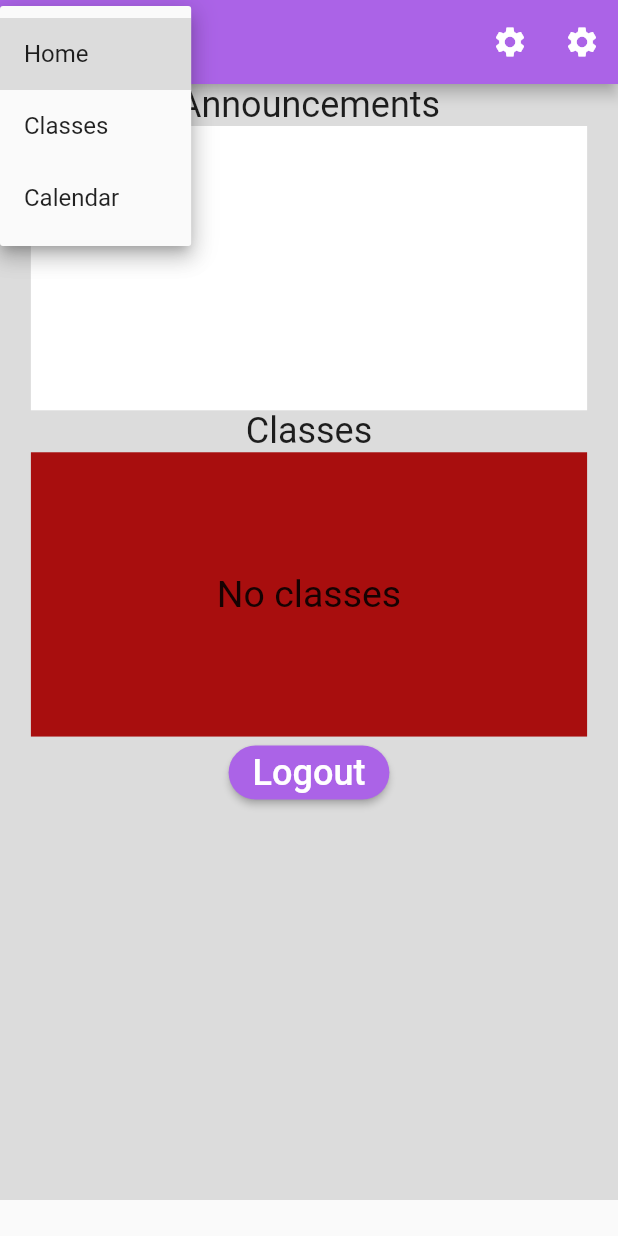
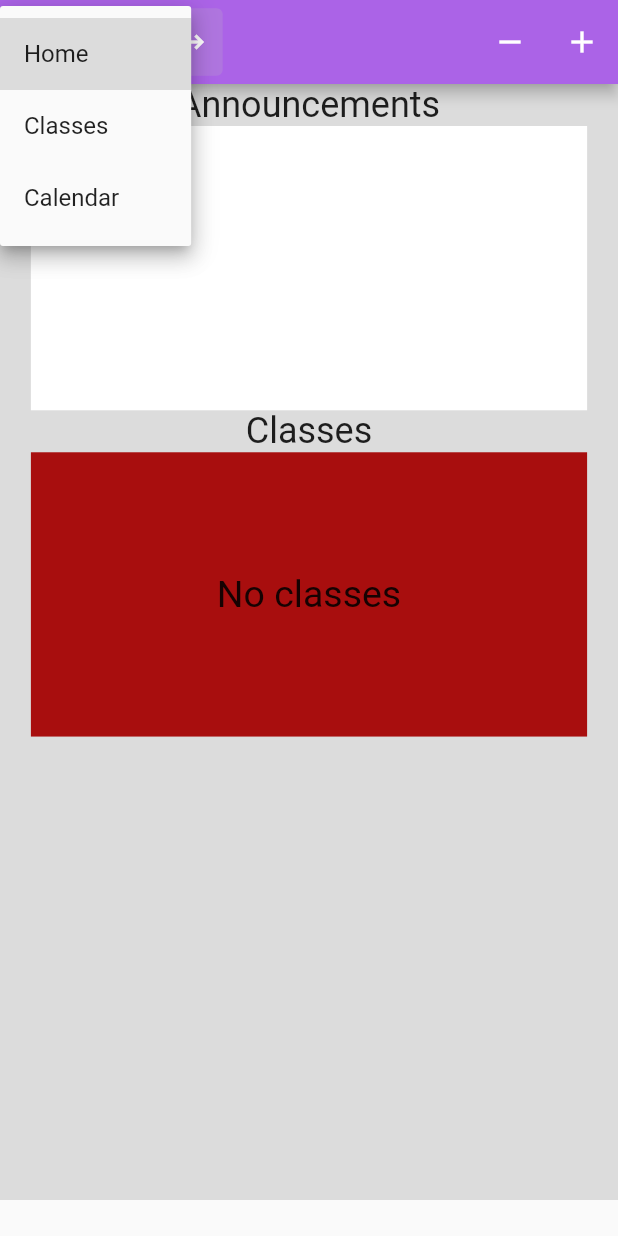
Before and after one commit to EarthLight72100/Jeson-Repository, a Flutter app: the screen it shows once a user with an empty profile is signed in, after a tap on "Home", on a phone screen of 412 x 824 dp. Run offline on Flutter 3.47's test engine with Material 2 defaults, Android fonts, the phone set to English and light mode, and no system bars; our stand-ins replace firebase_auth, firebase_core, firebase_database, font_awesome_flutter, table_calendar; accounts and stored records are empty.

Commit message:
Work For Class Today

```diff
--- a/jeson-new-app-main/lib/checker.dart
+++ b/jeson-new-app-main/lib/checker.dart
@@ -1,5 +1,7 @@
 import 'package:flutter/material.dart';
 import 'authentication.dart';
+import 'loading.dart';
+import 'size_config.dart';
 import 'login.dart';
 import 'home.dart';
 
@@ -8,12 +10,13 @@ class Checker extends StatelessWidget {
 
   @override
   Widget build(BuildContext context) {
+    SizeConfig().init(context);
     return StreamBuilder(
         stream: AuthenticationHelper().userstream,
         builder: (context, snapshot) {
           if (snapshot.connectionState == ConnectionState.waiting) {
             // loading state
-            return const Text("Loading");
+            return const LoadingScreen();
           }
           if (snapshot.hasError) {
             return Text(snapshot.error.toString());
--- a/jeson-new-app-main/lib/home.dart
+++ b/jeson-new-app-main/lib/home.dart
@@ -1,5 +1,6 @@
 import 'package:flutter/material.dart';
 import 'package:jeson_flutter_app/authentication.dart';
+import 'package:font_awesome_flutter/font_awesome_flutter.dart';
 import 'classes.dart';
 import 'calendar.dart';
 import 'database.dart';
@@ -41,7 +42,8 @@ class _RandomWordsState extends State<RandomWords> {
 
     return Scaffold(
       appBar: AppBar(
-        title: DropdownButton<String>(
+        title: Row(children: [
+          DropdownButton<String>(
             value: "Home",
             items: <DropdownMenuItem<String>>[
               DropdownMenuItem(
@@ -49,7 +51,8 @@ class _RandomWordsState extends State<RandomWords> {
                 value: 'Home',
               ),
               DropdownMenuItem(child: const Text('Classes'), value: 'Classes'),
-            DropdownMenuItem(child: const Text('Calendar'), value: 'Calendar'),
+              DropdownMenuItem(
+                  child: const Text('Calendar'), value: 'Calendar'),
             ],
             onChanged: (String? value) {
               setState(() => _value = value!);
@@ -69,12 +72,28 @@ class _RandomWordsState extends State<RandomWords> {
               }
             },
           ),
+          SizedBox(
+            height: 45,
+            width: 45,
+            child: TextButton(
+                onPressed: () {
+                  AuthenticationHelper().signOut();
+                  Navigator.of(context)
+                      .pushNamedAndRemoveUntil('/', (route) => false);
+                },
+                style: ElevatedButton.styleFrom(
+                    backgroundColor: Color.fromARGB(51, 189, 189, 189)),
+                child: const Icon(Icons.logout, color: Colors.white)),
+          )
+        ]),
         actions: [
           IconButton(
-              onPressed: () {},
-              icon: Icon(Icons.settings, color: Colors.white)),
+              onPressed: () {}, icon: Icon(Icons.remove, color: Colors.white)),
           IconButton(
-              onPressed: () {}, icon: Icon(Icons.settings, color: Colors.white))
+              onPressed: () {
+                Navigator.pushNamed(context, '/addcourse');
+              },
+              icon: Icon(Icons.add, color: Colors.white))
         ],
       ),
       body: SingleChildScrollView(
@@ -148,22 +167,6 @@ class _RandomWordsState extends State<RandomWords> {
                                 style: TextStyle(fontSize: 25),
                               ),
                             )),
-                  ElevatedButton(
-                    onPressed: () {
-                      AuthenticationHelper().signOut();
-                      Navigator.of(context)
-                          .pushNamedAndRemoveUntil('/', (route) => false);
-                    },
-                    style: ElevatedButton.styleFrom(
-                        backgroundColor: Color(0xFFAB63E7),
-                        shape: RoundedRectangleBorder(
-                            borderRadius:
-                                BorderRadius.all(Radius.circular(24.0)))),
-                    child: Text(
-                      'Logout',
-                      style: TextStyle(fontSize: 24),
-                    ),
-                  )
                   // Text(
                   //   "Calendar",
                   //   style: TextStyle(fontSize: 24),
--- /dev/null
+++ b/jeson-new-app-main/lib/loading.dart
@@ -0,0 +1,26 @@
+import 'package:flutter/material.dart';
+
+class LoadingWheel extends StatelessWidget {
+  const LoadingWheel({super.key});
+
+  @override
+  Widget build(BuildContext context) {
+    return const SizedBox(
+      width: 100,
+      height: 100,
+      child: CircularProgressIndicator(),
+    );
+  }
+}
+
+class LoadingScreen extends StatelessWidget {
+  const LoadingScreen({super.key});
+
+  @override
+  Widget build(BuildContext context) {
+    return const Scaffold(
+        body: Center(
+      child: LoadingWheel(),
+    ));
+  }
+}
--- a/jeson-new-app-main/lib/main.dart
+++ b/jeson-new-app-main/lib/main.dart
@@ -2,6 +2,7 @@ import 'package:flutter/material.dart';
 import 'package:firebase_core/firebase_core.dart';
 import 'firebase_options.dart';
 import 'routes.dart';
+import 'loading.dart';
 import 'login.dart';
 
 void main() {
@@ -27,6 +28,7 @@ class MyApp extends StatelessWidget {
           return MaterialApp(
             title: "Jeson App",
             routes: routeHolder,
+            debugShowCheckedModeBanner: false,
             theme: ThemeData(
               // Add the 5 lines from here...
               appBarTheme: const AppBarTheme(
@@ -37,7 +39,7 @@ class MyApp extends StatelessWidget {
             ),
           );
         }
-        return Text("Loading");
+        return const LoadingScreen();
       },
     );
 
--- a/jeson-new-app-main/lib/routes.dart
+++ b/jeson-new-app-main/lib/routes.dart
@@ -1,10 +1,12 @@
 import 'login.dart';
 import 'signup.dart';
 import 'checker.dart';
+import 'package:jeson_flutter_app/Student Screens/add_course.dart';
 import 'home.dart';
 
 var routeHolder = {
   '/': (context) => const Checker(),
   '/login': (context) => Login(),
   '/signup': (context) => Signup(),
+  '/addcourse': (context) => const AddCoursePage()
 };
--- /dev/null
+++ b/jeson-new-app-main/lib/size_config.dart
@@ -0,0 +1,17 @@
+import 'package:flutter/widgets.dart';
+
+class SizeConfig {
+  static MediaQueryData? _mediaQueryData;
+  static double? screenWidth;
+  static double? screenHeight;
+  static double? blockSizeHorizontal;
+  static double? blockSizeVertical;
+
+  void init(BuildContext context) {
+    _mediaQueryData = MediaQuery.of(context);
+    screenWidth = _mediaQueryData!.size.width;
+    screenHeight = _mediaQueryData!.size.height;
+    blockSizeHorizontal = screenWidth! / 100;
+    blockSizeVertical = screenHeight! / 100;
+  }
+}
--- a/jeson-new-app-main/pubspec.yaml
+++ b/jeson-new-app-main/pubspec.yaml
@@ -39,6 +39,7 @@ dependencies:
   firebase_auth: ^4.2.5
   firebase_core: ^2.4.1
   firebase_database: ^10.0.9
+  font_awesome_flutter: ^10.2.1
   table_calendar:
 
 dev_dependencies:
```
Also changed, not shown: jeson-new-app-main/lib/Student Screens/add_course.dart (added, +208 -0 lines), jeson-new-app-main/pubspec.lock. Lines whose indentation alone changed are shown as unchanged.
